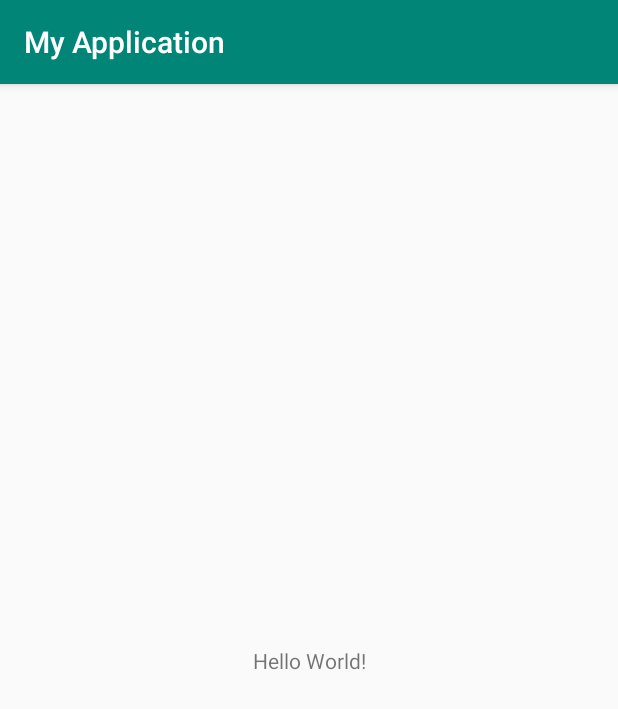
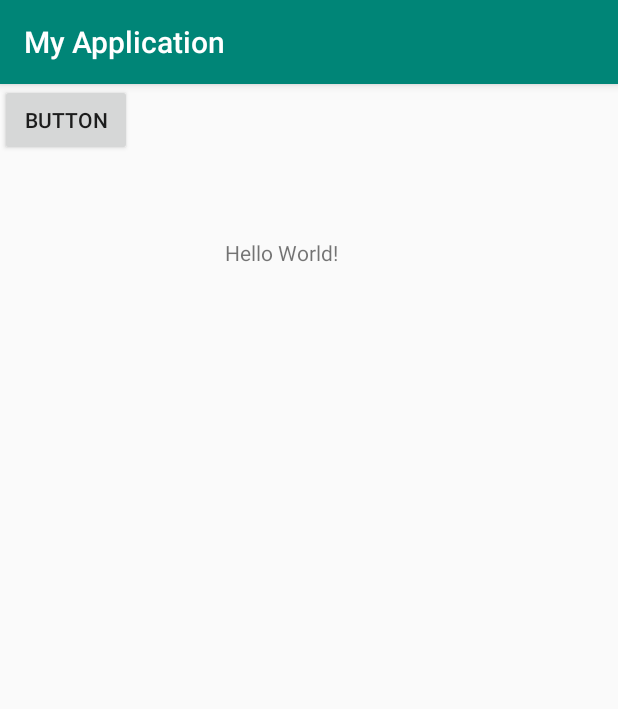
Before and after one commit to asbentos/AndroidCourse, an Android app: the screen it shows after launch (MainActivity), on a phone screen of 412 x 824 dp. Shown: the top 709 px of the screen. Run offline under Robolectric (Android 15) with nearby library versions, the phone set to English and light mode, and no system bars.

Commit message:
Finaliza etapa 10. Agrega Layouts

```diff
--- a/RoomWithView/app/src/main/AndroidManifest.xml
+++ b/RoomWithView/app/src/main/AndroidManifest.xml
@@ -9,6 +9,10 @@
         android:roundIcon="@mipmap/ic_launcher_round"
         android:supportsRtl="true"
         android:theme="@style/AppTheme">
+        <meta-data
+            android:name="com.google.android.actions"
+            android:resource="@xml/recyclerview_item" />
+
         <activity android:name=".MainActivity">
             <intent-filter>
                 <action android:name="android.intent.action.MAIN" />
--- a/RoomWithView/app/src/main/res/layout/activity_main.xml
+++ b/RoomWithView/app/src/main/res/layout/activity_main.xml
@@ -11,8 +11,19 @@
         android:layout_height="wrap_content"
         android:text="Hello World!"
         app:layout_constraintBottom_toBottomOf="parent"
+        app:layout_constraintHorizontal_bias="0.446"
         app:layout_constraintLeft_toLeftOf="parent"
         app:layout_constraintRight_toRightOf="parent"
-        app:layout_constraintTop_toTopOf="parent" />
+        app:layout_constraintTop_toTopOf="parent"
+        app:layout_constraintVertical_bias="0.137" />
+
+    <Button
+
+        android:layout_width="wrap_content"
+        android:layout_height="wrap_content"
+        android:text="Button"
+        tools:layout_editor_absoluteX="200dp"
+        tools:layout_editor_absoluteY="332dp"
+        tools:ignore="MissingConstraints" />
 
 </android.support.constraint.ConstraintLayout>
```
Also changed, not shown: RoomWithView/app/src/main/res/drawable/ic_android_black_24dp.xml (added, +9 -0 lines), RoomWithView/app/src/main/res/layout/content_main.xml (added, +13 -0 lines), RoomWithView/app/src/main/res/layout/recyclerview_item.xml (added, +12 -0 lines), RoomWithView/app/src/main/res/values/styles.xml (+10 -1 lines).
